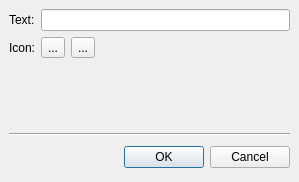
Before: the Qt Designer form tools/designer/src/lib/shared/newactiondialog.ui in arnt/qt-history2, drawn with Qt 5.
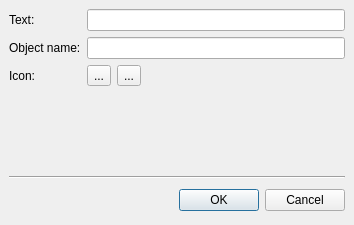
After: the same form once the commit is applied. Icons and pictures are not drawn.

Commit message:
Fixes:    Action editor Details:  Guess object names for new actions, allow editing of object names for old actions.
[git-p4: depot-paths = "//depot/qt/main/": change = 196095]

The edit to the form file:
```diff
--- a/tools/designer/src/lib/shared/newactiondialog.ui
+++ b/tools/designer/src/lib/shared/newactiondialog.ui
@@ -8,8 +8,8 @@
    <rect>
     <x>0</x>
     <y>0</y>
-    <width>299</width>
-    <height>182</height>
+    <width>354</width>
+    <height>225</height>
    </rect>
   </property>
   <property name="windowTitle" >
@@ -30,6 +30,9 @@
      <property name="spacing" >
       <number>6</number>
      </property>
+     <item row="0" column="1" >
+      <widget class="QLineEdit" name="editActionText" />
+     </item>
      <item row="0" column="0" >
       <widget class="QLabel" name="label" >
        <property name="text" >
@@ -37,14 +40,7 @@
        </property>
       </widget>
      </item>
-     <item row="1" column="0" >
-      <widget class="QLabel" name="label_2" >
-       <property name="text" >
-        <string>Icon:</string>
-       </property>
-      </widget>
-     </item>
-     <item row="1" column="1" >
+     <item row="2" column="1" >
       <layout class="QHBoxLayout" >
        <property name="margin" >
         <number>0</number>
@@ -84,8 +80,22 @@
        </item>
       </layout>
      </item>
-     <item row="0" column="1" >
-      <widget class="QLineEdit" name="editActionText" />
+     <item row="2" column="0" >
+      <widget class="QLabel" name="label_2" >
+       <property name="text" >
+        <string>Icon:</string>
+       </property>
+      </widget>
+     </item>
+     <item row="1" column="0" >
+      <widget class="QLabel" name="label_3" >
+       <property name="text" >
+        <string>Object name:</string>
+       </property>
+      </widget>
+     </item>
+     <item row="1" column="1" >
+      <widget class="QLineEdit" name="editObjectName" />
      </item>
     </layout>
    </item>
```
The commit also changes 3 other files.
